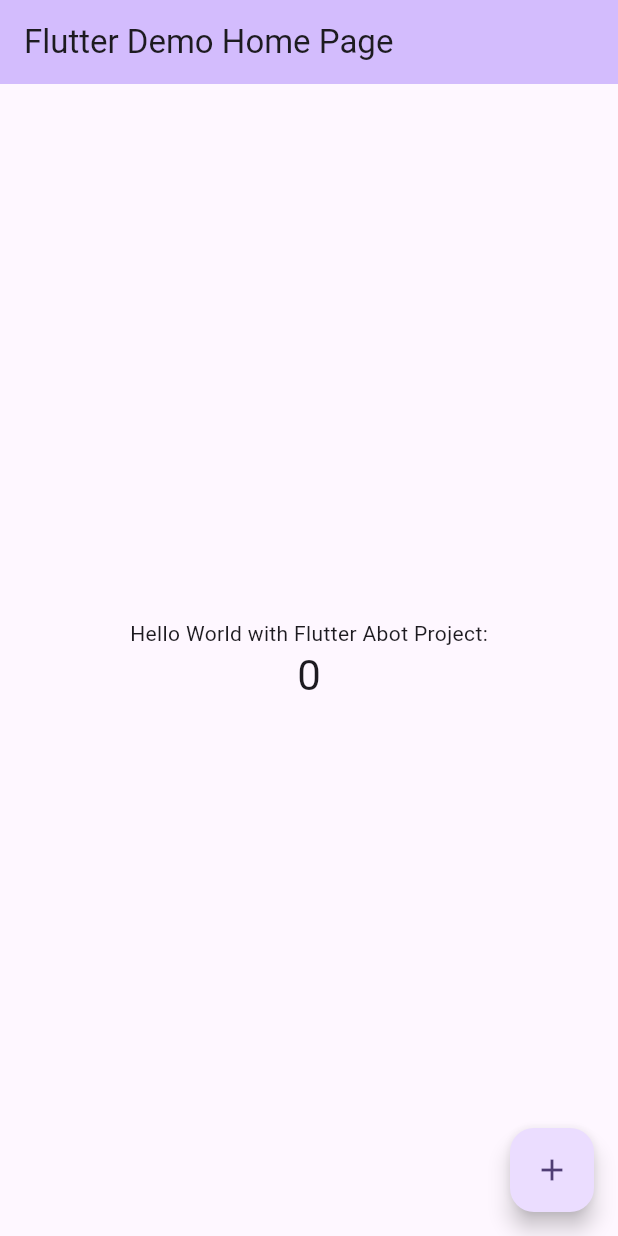
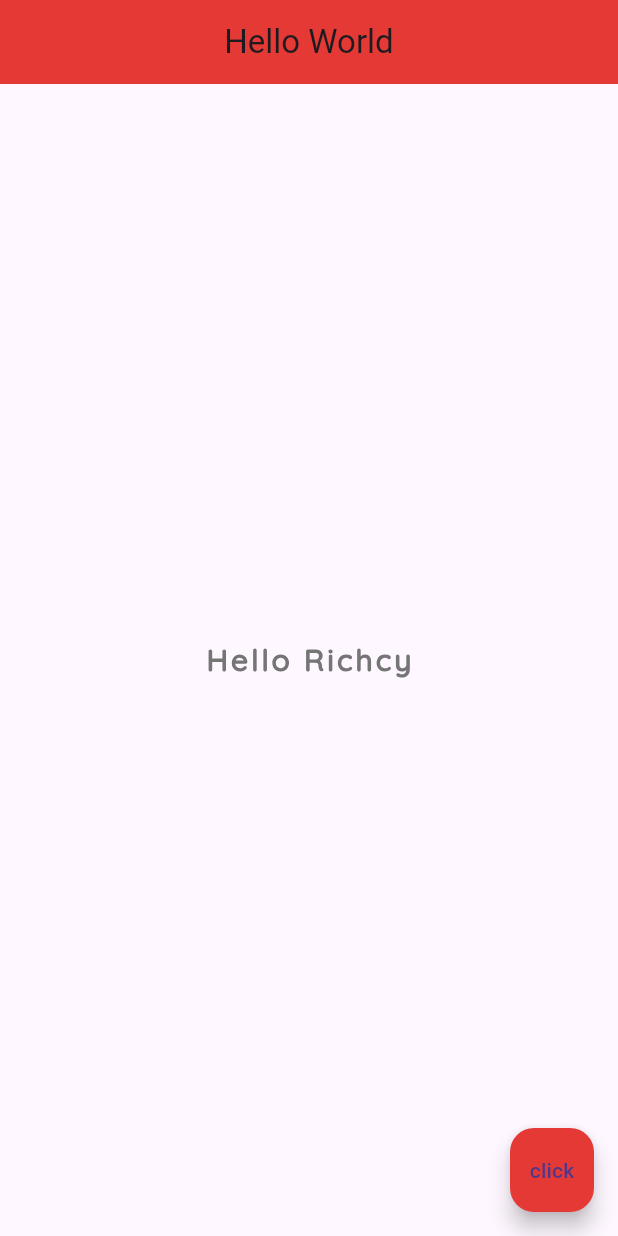
Before and after one commit to Richcy/abot, a Flutter app: the screen it shows after launch, on a phone screen of 412 x 824 dp. Run offline on Flutter 3.47's test engine with Material 3 defaults, Android fonts, the phone set to English and light mode, and no system bars.

Commit message:
Self Taught Learning: Basic Flutter

```diff
--- a/lib/main.dart
+++ b/lib/main.dart
@@ -1,125 +1,36 @@
 import 'package:flutter/material.dart';
 
-void main() {
-  runApp(const MyApp());
-}
+void main() => runApp(MaterialApp(
+  home: Home()
+));
 
-class MyApp extends StatelessWidget {
-  const MyApp({super.key});
-
-  // This widget is the root of your application.
+class Home extends StatelessWidget {
   @override
   Widget build(BuildContext context) {
-    return MaterialApp(
-      title: 'Flutter Demo',
-      theme: ThemeData(
-        // This is the theme of your application.
-        //
-        // TRY THIS: Try running your application with "flutter run". You'll see
-        // the application has a purple toolbar. Then, without quitting the app,
-        // try changing the seedColor in the colorScheme below to Colors.green
-        // and then invoke "hot reload" (save your changes or press the "hot
-        // reload" button in a Flutter-supported IDE, or press "r" if you used
-        // the command line to start the app).
-        //
-        // Notice that the counter didn't reset back to zero; the application
-        // state is not lost during the reload. To reset the state, use hot
-        // restart instead.
-        //
-        // This works for code too, not just values: Most code changes can be
-        // tested with just a hot reload.
-        colorScheme: ColorScheme.fromSeed(seedColor: Colors.deepPurple),
-        useMaterial3: true,
-      ),
-      home: const MyHomePage(title: 'Flutter Demo Home Page'),
-    );
+    return Scaffold(
+    appBar: AppBar(
+      title: Text('Hello World'),
+      centerTitle: true,
+      backgroundColor: Colors.red[600],
+    ),
+    body: Center(
+      child: Text(
+        'Hello Richcy',
+        style: TextStyle(
+          fontSize: 20.0,
+          fontWeight: FontWeight.bold,
+          letterSpacing: 2.0,
+          color: Colors.grey[600],
+          fontFamily: 'Quicksand',
+        ))
+    ),
+    floatingActionButton: FloatingActionButton(
+      child: Text('click'),
+      backgroundColor: Colors.red[600],
+      onPressed: () {
+
+      },
+    ),
+  );
   }
 }
-
-class MyHomePage extends StatefulWidget {
-  const MyHomePage({super.key, required this.title});
-
-  // This widget is the home page of your application. It is stateful, meaning
-  // that it has a State object (defined below) that contains fields that affect
-  // how it looks.
-
-  // This class is the configuration for the state. It holds the values (in this
-  // case the title) provided by the parent (in this case the App widget) and
-  // used by the build method of the State. Fields in a Widget subclass are
-  // always marked "final".
-
-  final String title;
-
-  @override
-  State<MyHomePage> createState() => _MyHomePageState();
-}
-
-class _MyHomePageState extends State<MyHomePage> {
-  int _counter = 0;
-
-  void _incrementCounter() {
-    setState(() {
-      // This call to setState tells the Flutter framework that something has
-      // changed in this State, which causes it to rerun the build method below
-      // so that the display can reflect the updated values. If we changed
-      // _counter without calling setState(), then the build method would not be
-      // called again, and so nothing would appear to happen.
-      _counter++;
-    });
-  }
-
-  @override
-  Widget build(BuildContext context) {
-    // This method is rerun every time setState is called, for instance as done
-    // by the _incrementCounter method above.
-    //
-    // The Flutter framework has been optimized to make rerunning build methods
-    // fast, so that you can just rebuild anything that needs updating rather
-    // than having to individually change instances of widgets.
-    return Scaffold(
-      appBar: AppBar(
-        // TRY THIS: Try changing the color here to a specific color (to
-        // Colors.amber, perhaps?) and trigger a hot reload to see the AppBar
-        // change color while the other colors stay the same.
-        backgroundColor: Theme.of(context).colorScheme.inversePrimary,
-        // Here we take the value from the MyHomePage object that was created by
-        // the App.build method, and use it to set our appbar title.
-        title: Text(widget.title),
-      ),
-      body: Center(
-        // Center is a layout widget. It takes a single child and positions it
-        // in the middle of the parent.
-        child: Column(
-          // Column is also a layout widget. It takes a list of children and
-          // arranges them vertically. By default, it sizes itself to fit its
-          // children horizontally, and tries to be as tall as its parent.
-          //
-          // Column has various properties to control how it sizes itself and
-          // how it positions its children. Here we use mainAxisAlignment to
-          // center the children vertically; the main axis here is the vertical
-          // axis because Columns are vertical (the cross axis would be
-          // horizontal).
-          //
-          // TRY THIS: Invoke "debug painting" (choose the "Toggle Debug Paint"
-          // action in the IDE, or press "p" in the console), to see the
-          // wireframe for each widget.
-          mainAxisAlignment: MainAxisAlignment.center,
-          children: <Widget>[
-            const Text(
-              'Hello World with Flutter Abot Project:',
-            ),
-            Text(
-              '$_counter',
-              style: Theme.of(context).textTheme.headlineMedium,
-            ),
-          ],
-        ),
-      ),
-      floatingActionButton: FloatingActionButton(
-        onPressed: _incrementCounter,
-        tooltip: 'Increment',
-        child: const Icon(Icons.add),
-      ), // This trailing comma makes auto-formatting nicer for build methods.
-    );
-  }
-}
```
Also changed, not shown: pubspec.yaml (+5 -11 lines), fonts/Quicksand-Medium.ttf (added), 1 other file.
